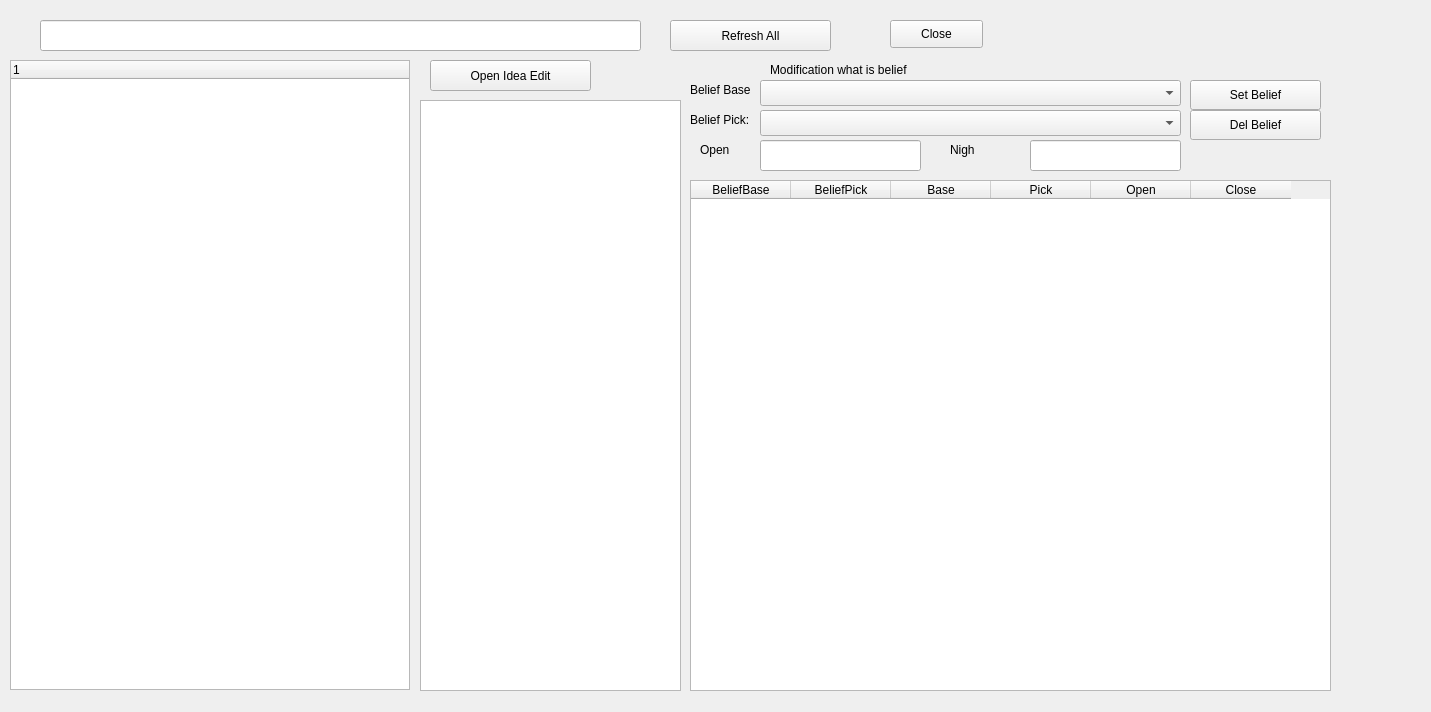
Before: the Qt Designer form ui/EditMainUI.ui in sourcery-ai-experiments/jaar, drawn with Qt 5.
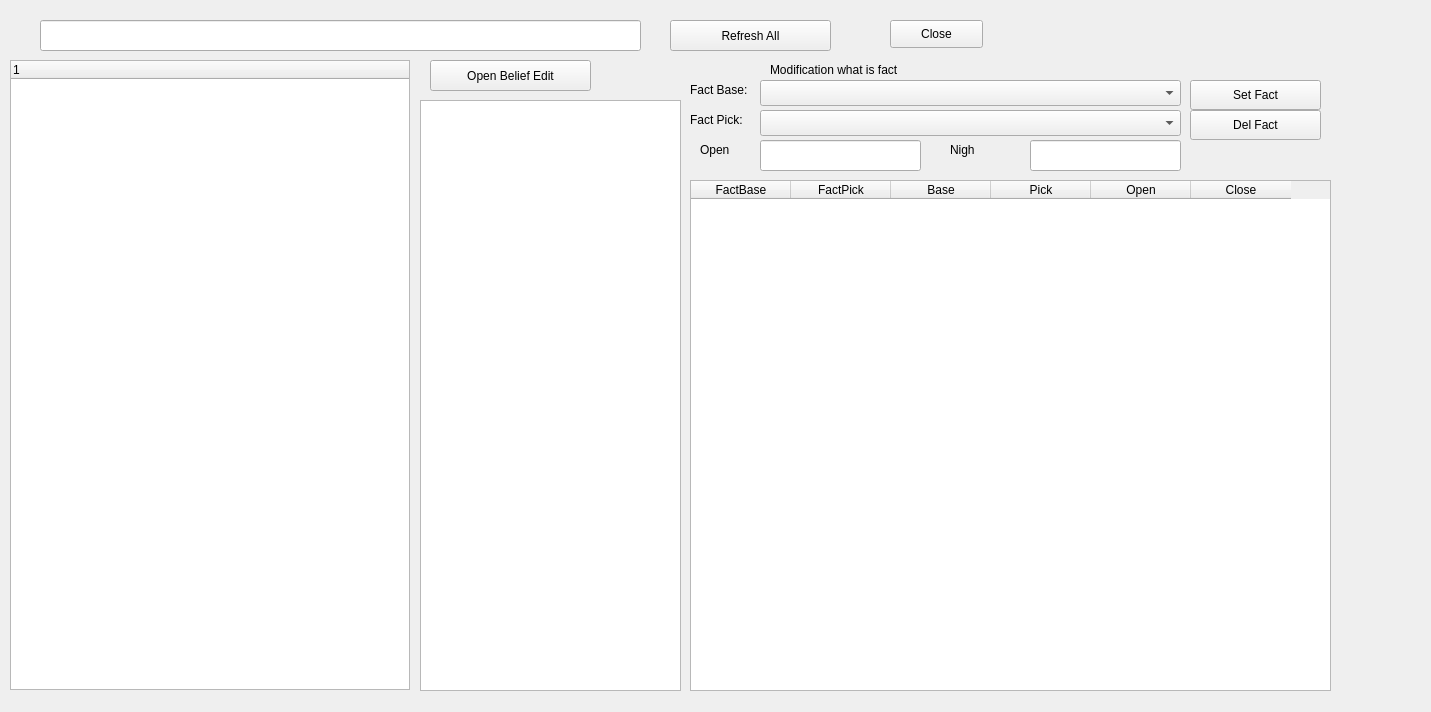
After: the same form once the commit is applied.

Commit message: #201 change "belief" to "fact", "idea" to "belief",  "fact" back to "idea"

The edit to the form file:
```diff
--- a/ui/EditMainUI.ui
+++ b/ui/EditMainUI.ui
@@ -84,7 +84,7 @@
     </rect>
    </property>
    <property name="text">
-    <string>Open Idea Edit</string>
+    <string>Open Belief Edit</string>
    </property>
   </widget>
   <widget class="QTableWidget" name="beliefs_table">
@@ -98,12 +98,12 @@
    </property>
    <column>
     <property name="text">
-     <string>BeliefBase</string>
+     <string>FactBase</string>
     </property>
    </column>
    <column>
     <property name="text">
-     <string>BeliefPick</string>
+     <string>FactPick</string>
     </property>
    </column>
    <column>
@@ -170,7 +170,7 @@
     </rect>
    </property>
    <property name="text">
-    <string>Del Belief</string>
+    <string>Del Fact</string>
    </property>
   </widget>
   <widget class="QLineEdit" name="belief_open">
@@ -193,7 +193,7 @@
     </rect>
    </property>
    <property name="text">
-    <string>Belief Pick:</string>
+    <string>Fact Pick:</string>
    </property>
   </widget>
   <widget class="QLabel" name="label_6">
@@ -206,7 +206,7 @@
     </rect>
    </property>
    <property name="text">
-    <string>Belief Base:</string>
+    <string>Fact Base:</string>
    </property>
   </widget>
   <widget class="QLabel" name="label_11">
@@ -232,7 +232,7 @@
     </rect>
    </property>
    <property name="text">
-    <string>Modification what is belief</string>
+    <string>Modification what is fact</string>
    </property>
   </widget>
   <widget class="QPushButton" name="belief_update_button">
@@ -245,7 +245,7 @@
     </rect>
    </property>
    <property name="text">
-    <string>Set Belief</string>
+    <string>Set Fact</string>
    </property>
   </widget>
   <widget class="QComboBox" name="belief_base_update_combo">
```
Left out of the diff: 18 changed lines with no effect on the pictures. The commit also changes 155 other files.
